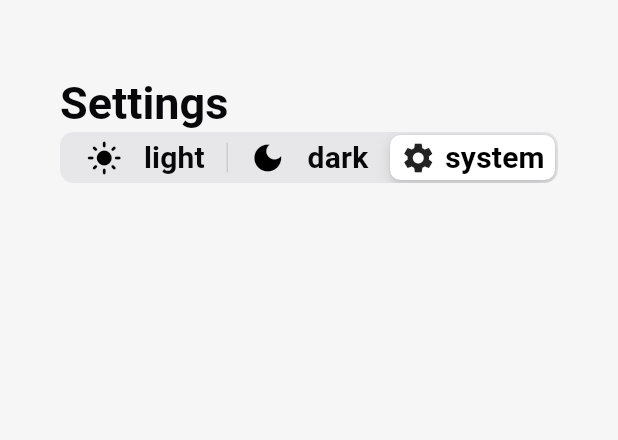
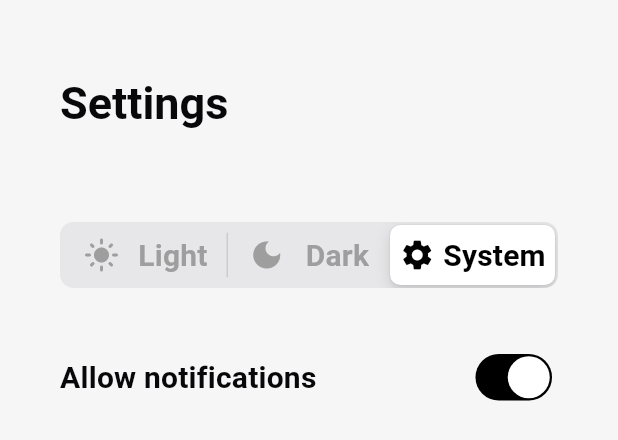
Before and after one commit to maksklimko/HabitTracker, a Flutter app: the SettingsTab widget shown alone on an empty page, opened directly, on a phone screen of 412 x 824 dp. Shown: the top 440 px of the screen. Run offline on Flutter 3.47's test engine with Material 3 defaults, Android fonts, the light colour scheme and no system bars; our stand-ins replace beamer, drift, drift_flutter, flutter_animate, flutter_riverpod, google_fonts and 3 more; missing offline and left inert: drawing_animation; accounts and stored records are empty; generated files the repository leaves out were written again.

Commit message:
add is notification allowed switcher

```diff
--- a/lib/providers/theme_provider.dart
+++ b/lib/providers/theme_provider.dart
@@ -1,3 +1,5 @@
+import 'dart:ui';
+
 import 'package:flutter/material.dart';
 import 'package:habit_tracker/providers/shared_preferences_provider.dart';
 import 'package:hooks_riverpod/hooks_riverpod.dart';
@@ -8,7 +10,7 @@ final appThemeStateNotifier = ChangeNotifierProvider((ref) {
   final prefs = ref.watch(sharedPreferencesProvider);
 
   return prefs.maybeWhen(
-    data: (data)=> AppThemeState(SharedPreferencesService(data).appTheme),
+    data: (data) => AppThemeState(SharedPreferencesService(data).appTheme),
     orElse: () => AppThemeState(ThemeMode.system),
   );
 });
@@ -24,4 +26,16 @@ class AppThemeState extends ChangeNotifier {
     appTheme = theme;
     notifyListeners();
   }
+
+  Brightness getCurrentBrightness() {
+    final platformBrightness = PlatformDispatcher.instance.platformBrightness;
+    switch (appTheme) {
+      case ThemeMode.light:
+        return Brightness.light;
+      case ThemeMode.dark:
+        return Brightness.dark;
+      case ThemeMode.system:
+        return platformBrightness;
+    }
+  }
 }
--- a/lib/screens/home_tab/UI/home_tab.dart
+++ b/lib/screens/home_tab/UI/home_tab.dart
@@ -6,6 +6,7 @@ import 'package:flutter_riverpod/flutter_riverpod.dart';
 import 'package:habit_tracker/providers/create_habit_screen_provider.dart';
 import 'package:habit_tracker/providers/home_tab_provider.dart';
 import 'package:habit_tracker/screens/home_tab/widgets/habit_view.dart';
+import 'package:habit_tracker/widgets/loading_widget.dart';
 
 class HomeTab extends ConsumerWidget {
   const HomeTab({super.key});
@@ -14,7 +15,7 @@ class HomeTab extends ConsumerWidget {
   Widget build(BuildContext context, WidgetRef ref) {
     final homeTabState = ref.watch(homeTabProvider);
     return homeTabState.when(
-      loading: () => const CircularProgressIndicator(),
+      loading: () => const LoadingWidget(),
       error: (err, stack) => Text('Error: $err'),
       data: (model) {
         return ScrollConfiguration(
--- a/lib/screens/settings_tab/UI/settings_tab.dart
+++ b/lib/screens/settings_tab/UI/settings_tab.dart
@@ -1,6 +1,8 @@
+import 'package:flutter/cupertino.dart';
 import 'package:flutter/material.dart';
 import 'package:flutter_riverpod/flutter_riverpod.dart';
 import 'package:habit_tracker/providers/settings_tab_provider.dart';
+import 'package:habit_tracker/providers/theme_provider.dart';
 import 'package:habit_tracker/screens/settings_tab/widgets/theme_segmented_button.dart';
 import 'package:habit_tracker/widgets/loading_widget.dart';
 
@@ -11,6 +13,7 @@ class SettingsTab extends ConsumerWidget {
   @override
   Widget build(BuildContext context, WidgetRef ref) {
     final settingsTabState = ref.watch(settingsTabProvider);
+    final themeProvider = ref.watch(appThemeStateNotifier);
     return settingsTabState.when(
       data: (data) {
         return Padding(
@@ -22,7 +25,42 @@ class SettingsTab extends ConsumerWidget {
                 'Settings',
                 style: Theme.of(context).textTheme.titleLarge,
               ),
-              ThemeSegmentedButton(themeMode: data.appTheme,),
+              const SizedBox(
+                height: 60,
+              ),
+              ThemeSegmentedButton(
+                themeMode: data.appTheme,
+              ),
+              const SizedBox(
+                height: 40,
+              ),
+              Row(
+                mainAxisAlignment: MainAxisAlignment.spaceBetween,
+                children: [
+                  Text(
+                    "Allow notifications",
+                    style: Theme.of(context).textTheme.titleMedium,
+                  ),
+                  CupertinoSwitch(
+                    value: data.isNotificationAllowed,
+                    thumbColor:
+                        themeProvider.getCurrentBrightness() == Brightness.light
+                            ? Colors.white
+                            : Colors.black,
+                    activeColor:
+                    themeProvider.getCurrentBrightness() == Brightness.light
+                        ? Colors.black
+                        : Colors.white,
+                    trackColor:
+                    Colors.grey,
+                    onChanged: (value) {
+                      ref
+                          .read(settingsTabProvider.notifier)
+                          .updateIsNotificationsAllowed(value);
+                    },
+                  ),
+                ],
+              ),
             ],
           ),
         );
--- a/lib/screens/settings_tab/widgets/theme_segmented_button.dart
+++ b/lib/screens/settings_tab/widgets/theme_segmented_button.dart
@@ -1,6 +1,7 @@
 import 'package:flutter/cupertino.dart';
 import 'package:flutter/material.dart';
 import 'package:flutter_riverpod/flutter_riverpod.dart';
+import 'package:habit_tracker/utils/extensions/string_extension.dart';
 
 import '../../../providers/settings_tab_provider.dart';
 
@@ -35,22 +36,23 @@ class ThemeSegmentedButton extends ConsumerWidget {
 
   Widget _buildButtonSegment(
       BuildContext ctx, ThemeMode theme, ThemeMode currentTheme) {
-    return Row(
+    final primaryColor = theme != currentTheme
+        ? Colors.grey
+        : Colors.black;
+    return SizedBox(
+      height: 40,
+      child: Row(
         mainAxisAlignment: MainAxisAlignment.spaceEvenly,
         children: [
-        Icon(_getThemeIcon(theme),
-            color: theme != currentTheme
-                ? currentTheme==ThemeMode.dark
-                    ? Colors.white
-                    : Colors.black
-                : null),
+          Icon(_getThemeIcon(theme), color: primaryColor),
           Text(
-          theme.name,
+            theme.name.capitalize(),
             style: Theme.of(ctx).textTheme.titleMedium?.copyWith(
-              fontWeight: FontWeight.w700,
-              color: theme == currentTheme ? Colors.black : null),
+                  color: primaryColor,
+                ),
           ),
         ],
+      ),
     );
   }
 
--- a/lib/services/shared_preferences_service.dart
+++ b/lib/services/shared_preferences_service.dart
@@ -16,4 +16,17 @@ class SharedPreferencesService {
   Future<void> setAppTheme(ThemeMode theme) async {
     await _prefs.setString(SharedPreferencesKeys.APP_THEME_KEY, theme.name);
   }
+
+  bool get isNotificationsAllowed {
+    final isNotificationsAllowedPref =
+        _prefs.getBool(SharedPreferencesKeys.IS_NOTIFICATIONS_ALLOWED_KEY);
+    return isNotificationsAllowedPref ?? true;
+  }
+
+  Future<void> setIsNotificationsAllowed(bool isNotificationsAllowed) async {
+    await _prefs.setBool(
+      SharedPreferencesKeys.IS_NOTIFICATIONS_ALLOWED_KEY,
+      isNotificationsAllowed,
+    );
+  }
 }
--- a/lib/utils/constants/shared_preferences_keys.dart
+++ b/lib/utils/constants/shared_preferences_keys.dart
@@ -2,4 +2,5 @@ class SharedPreferencesKeys{
   SharedPreferencesKeys._();
 
   static const String APP_THEME_KEY = 'appTheme';
+  static const String IS_NOTIFICATIONS_ALLOWED_KEY = 'isNotificationsAllowed';
 }
--- /dev/null
+++ b/lib/utils/extensions/string_extension.dart
@@ -0,0 +1,6 @@
+extension StringExtension on String {
+  String capitalize() {
+    if (isEmpty) return this;
+    return this[0].toUpperCase() + substring(1);
+  }
+}
```
Also changed, not shown: lib/models/screens/settings_tab_model.dart (+10 -0 lines), lib/providers/settings_tab_provider.dart (+8 -2 lines). Lines whose indentation alone changed are shown as unchanged.
